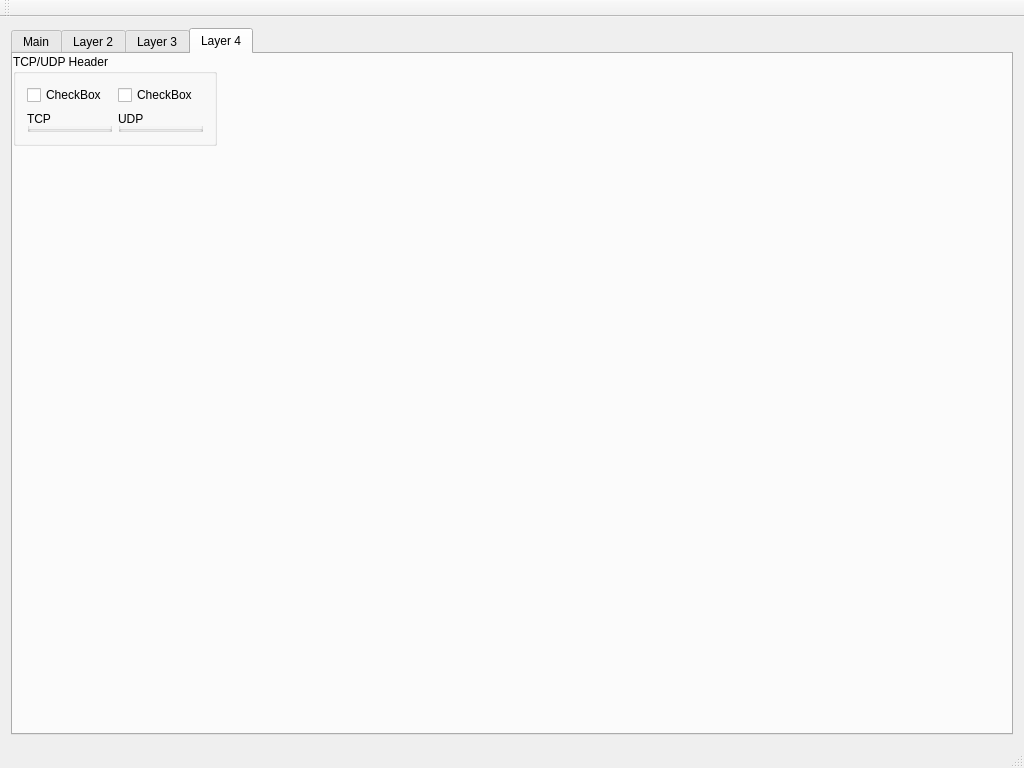
This is qt/packet-generator/mainwindow.ui in emiliancyc/packet-generator as Qt 5 draws it before an edit. The edited form follows.
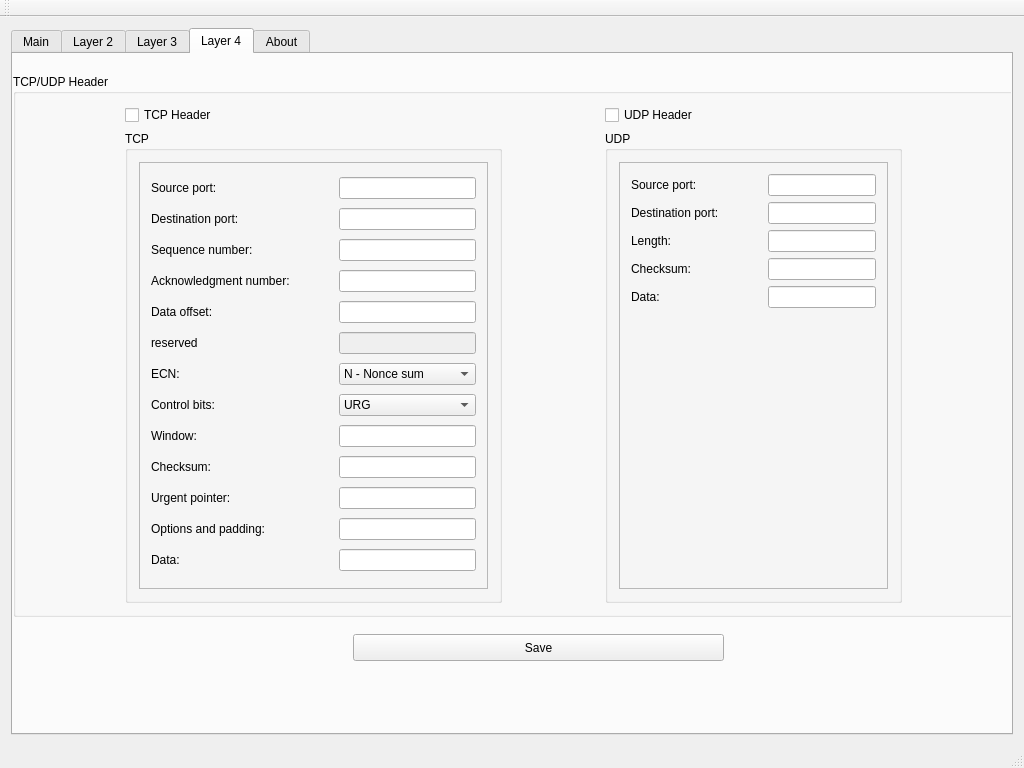
This is the edited form. The open tabs and pages were chosen to show the change.

Commit message: UDP and TCP tab modified, TCP class builded, methods still need to be implemented

The edit to the form file:
```diff
--- a/qt/packet-generator/mainwindow.ui
+++ b/qt/packet-generator/mainwindow.ui
@@ -1042,44 +1042,519 @@
         <property name="geometry">
          <rect>
           <x>0</x>
-          <y>0</y>
-          <width>204</width>
-          <height>92</height>
+          <y>20</y>
+          <width>1001</width>
+          <height>543</height>
          </rect>
         </property>
         <property name="title">
          <string>TCP/UDP Header</string>
         </property>
         <layout class="QGridLayout" name="gridLayout_3">
-         <item row="0" column="0">
-          <widget class="QCheckBox" name="checkBox">
-           <property name="text">
-            <string>CheckBox</string>
+         <item row="1" column="2">
+          <spacer name="horizontalSpacer_2">
+           <property name="orientation">
+            <enum>Qt::Horizontal</enum>
            </property>
-          </widget>
+           <property name="sizeHint" stdset="0">
+            <size>
+             <width>40</width>
+             <height>20</height>
+            </size>
+           </property>
+          </spacer>
          </item>
          <item row="1" column="0">
-          <widget class="QGroupBox" name="groupBox">
+          <spacer name="horizontalSpacer_4">
+           <property name="orientation">
+            <enum>Qt::Horizontal</enum>
+           </property>
+           <property name="sizeHint" stdset="0">
+            <size>
+             <width>40</width>
+             <height>20</height>
+            </size>
+           </property>
+          </spacer>
+         </item>
+         <item row="0" column="1">
+          <widget class="QCheckBox" name="TCP_checkbox">
+           <property name="text">
+            <string>TCP Header</string>
+           </property>
+          </widget>
+         </item>
+         <item row="0" column="3">
+          <widget class="QCheckBox" name="UDP_checkbox">
+           <property name="text">
+            <string>UDP Header</string>
+           </property>
+          </widget>
+         </item>
+         <item row="1" column="1">
+          <widget class="QGroupBox" name="TCP_groupBox">
            <property name="title">
             <string>TCP</string>
            </property>
+           <layout class="QGridLayout" name="gridLayout_5">
+            <item row="0" column="0">
+             <widget class="QFrame" name="tcp_frame">
+              <property name="frameShape">
+               <enum>QFrame::StyledPanel</enum>
+              </property>
+              <property name="frameShadow">
+               <enum>QFrame::Raised</enum>
+              </property>
+              <layout class="QGridLayout" name="gridLayout_7">
+               <item row="5" column="0">
+                <widget class="QLabel" name="tcp_reserved_label">
+                 <property name="text">
+                  <string>reserved</string>
+                 </property>
+                </widget>
+               </item>
+               <item row="3" column="0">
+                <widget class="QLabel" name="tcp_ack_num_label">
+                 <property name="text">
+                  <string>Acknowledgment number: </string>
+                 </property>
+                </widget>
+               </item>
+               <item row="2" column="2">
+                <widget class="QLineEdit" name="tcp_seq_num_lineEdit">
+                 <property name="inputMethodHints">
+                  <set>Qt::ImhDigitsOnly</set>
+                 </property>
+                 <property name="clearButtonEnabled">
+                  <bool>true</bool>
+                 </property>
+                </widget>
+               </item>
+               <item row="9" column="2">
+                <widget class="QLineEdit" name="tcp_checksum_lineEdit">
+                 <property name="readOnly">
+                  <bool>true</bool>
+                 </property>
+                 <property name="clearButtonEnabled">
+                  <bool>false</bool>
+                 </property>
+                </widget>
+               </item>
+               <item row="12" column="0">
+                <widget class="QLabel" name="tcp_data_label">
+                 <property name="text">
+                  <string>Data: </string>
+                 </property>
+                </widget>
+               </item>
+               <item row="5" column="2">
+                <widget class="QLineEdit" name="tcp_reserved_lineEdit">
+                 <property name="enabled">
+                  <bool>false</bool>
+                 </property>
+                 <property name="readOnly">
+                  <bool>true</bool>
+                 </property>
+                </widget>
+               </item>
+               <item row="0" column="1">
+                <spacer name="horizontalSpacer">
+                 <property name="orientation">
+                  <enum>Qt::Horizontal</enum>
+                 </property>
+                 <property name="sizeHint" stdset="0">
+                  <size>
+                   <width>40</width>
+                   <height>20</height>
+                  </size>
+                 </property>
+                </spacer>
+               </item>
+               <item row="8" column="0">
+                <widget class="QLabel" name="tcp_window_label">
+                 <property name="text">
+                  <string>Window: </string>
+                 </property>
+                </widget>
+               </item>
+               <item row="9" column="0">
+                <widget class="QLabel" name="tcp_checksum_label">
+                 <property name="text">
+                  <string>Checksum: </string>
+                 </property>
+                </widget>
+               </item>
+               <item row="10" column="2">
+                <widget class="QLineEdit" name="tcp_urgent_pointer_lineEdit">
+                 <property name="clearButtonEnabled">
+                  <bool>true</bool>
+                 </property>
+                </widget>
+               </item>
+               <item row="0" column="2">
+                <widget class="QLineEdit" name="tcp_src_port_lineEdit">
+                 <property name="inputMethodHints">
+                  <set>Qt::ImhDigitsOnly</set>
+                 </property>
+                 <property name="clearButtonEnabled">
+                  <bool>true</bool>
+                 </property>
+                </widget>
+               </item>
+               <item row="10" column="0">
+                <widget class="QLabel" name="tcp_urgent_pointer_label">
+                 <property name="text">
+                  <string>Urgent pointer:</string>
+                 </property>
+                </widget>
+               </item>
+               <item row="4" column="0">
+                <widget class="QLabel" name="tcp_data_offset_label">
+                 <property name="text">
+                  <string>Data offset: </string>
+                 </property>
+                </widget>
+               </item>
+               <item row="4" column="2">
+                <widget class="QLineEdit" name="tcp_data_offset_lineEdit">
+                 <property name="inputMethodHints">
+                  <set>Qt::ImhDigitsOnly</set>
+                 </property>
+                 <property name="clearButtonEnabled">
+                  <bool>true</bool>
+                 </property>
+                </widget>
+               </item>
+               <item row="0" column="0">
+                <widget class="QLabel" name="tcp_src_port_label">
+                 <property name="text">
+                  <string>Source port: </string>
+                 </property>
+                </widget>
+               </item>
+               <item row="2" column="0">
+                <widget class="QLabel" name="tcp_seq_num_label">
+                 <property name="text">
+                  <string>Sequence number:</string>
+                 </property>
+                </widget>
+               </item>
+               <item row="6" column="0">
+                <widget class="QLabel" name="tcp_ecn_label">
+                 <property name="text">
+                  <string>ECN: </string>
+                 </property>
+                </widget>
+               </item>
+               <item row="11" column="0">
+                <widget class="QLabel" name="tcp_options_label">
+                 <property name="text">
+                  <string>Options and padding: </string>
+                 </property>
+                </widget>
+               </item>
+               <item row="11" column="2">
+                <widget class="QLineEdit" name="tcp_options_lineEdit">
+                 <property name="clearButtonEnabled">
+                  <bool>true</bool>
+                 </property>
+                </widget>
+               </item>
+               <item row="3" column="2">
+                <widget class="QLineEdit" name="tcp_ack_num_lineEdit">
+                 <property name="inputMethodHints">
+                  <set>Qt::ImhDigitsOnly</set>
+                 </property>
+                 <property name="clearButtonEnabled">
+                  <bool>true</bool>
+                 </property>
+                </widget>
+               </item>
+               <item row="1" column="0">
+                <widget class="QLabel" name="tcp_dest_port_label">
+                 <property name="text">
+                  <string>Destination port: </string>
+                 </property>
+                </widget>
+               </item>
+               <item row="1" column="2">
+                <widget class="QLineEdit" name="tcp_dest_port_lineEdit">
+                 <property name="inputMethodHints">
+                  <set>Qt::ImhDigitsOnly</set>
+                 </property>
+                 <property name="clearButtonEnabled">
+                  <bool>true</bool>
+                 </property>
+                </widget>
+               </item>
+               <item row="7" column="0">
+                <widget class="QLabel" name="tcp_control_bits_label">
+                 <property name="text">
+                  <string>Control bits: </string>
+                 </property>
+                </widget>
+               </item>
+               <item row="8" column="2">
+                <widget class="QLineEdit" name="tcp_window_lineEdit">
+                 <property name="inputMethodHints">
+                  <set>Qt::ImhDigitsOnly</set>
+                 </property>
+                 <property name="clearButtonEnabled">
+                  <bool>true</bool>
+                 </property>
+                </widget>
+               </item>
+               <item row="12" column="2">
+                <widget class="QLineEdit" name="tcp_data_lineEdit">
+                 <property name="clearButtonEnabled">
+                  <bool>true</bool>
+                 </property>
+                </widget>
+               </item>
+               <item row="6" column="2">
+                <widget class="QComboBox" name="comboBox_tcp_ecn">
+                 <item>
+                  <property name="text">
+                   <string>N - Nonce sum</string>
+                  </property>
+                 </item>
+                 <item>
+                  <property name="text">
+                   <string>C - CWR</string>
+                  </property>
+                 </item>
+                 <item>
+                  <property name="text">
+                   <string>E - ECE, ECN-Echo</string>
+                  </property>
+                 </item>
+                </widget>
+               </item>
+               <item row="7" column="2">
+                <widget class="QComboBox" name="comboBox_tcp_control_bits">
+                 <item>
+                  <property name="text">
+                   <string>URG</string>
+                  </property>
+                 </item>
+                 <item>
+                  <property name="text">
+                   <string>ACK</string>
+                  </property>
+                 </item>
+                 <item>
+                  <property name="text">
+                   <string>PSH</string>
+                  </property>
+                 </item>
+                 <item>
+                  <property name="text">
+                   <string>RST</string>
+                  </property>
+                 </item>
+                 <item>
+                  <property name="text">
+                   <string>SYN</string>
+                  </property>
+                 </item>
+                 <item>
+                  <property name="text">
+                   <string>FIN</string>
+                  </property>
+                 </item>
+                </widget>
+               </item>
+              </layout>
+             </widget>
+            </item>
+           </layout>
           </widget>
          </item>
-         <item row="0" column="1">
-          <widget class="QCheckBox" name="checkBox_2">
-           <property name="text">
-            <string>CheckBox</string>
-           </property>
-          </widget>
-         </item>
-         <item row="1" column="1">
-          <widget class="QGroupBox" name="groupBox_2">
+         <item row="1" column="3">
+          <widget class="QGroupBox" name="UDP_groupBox">
            <property name="title">
             <string>UDP</string>
            </property>
+           <layout class="QGridLayout" name="gridLayout_6">
+            <item row="0" column="0">
+             <widget class="QFrame" name="frame_2">
+              <property name="frameShape">
+               <enum>QFrame::StyledPanel</enum>
+              </property>
+              <property name="frameShadow">
+               <enum>QFrame::Raised</enum>
+              </property>
+              <layout class="QGridLayout" name="gridLayout_8">
+               <item row="4" column="2">
+                <widget class="QLabel" name="udp_data_label">
+                 <property name="text">
+                  <string>Data: </string>
+                 </property>
+                </widget>
+               </item>
+               <item row="1" column="4">
+                <widget class="QLineEdit" name="udp_dest_port_lineEdit">
+                 <property name="inputMethodHints">
+                  <set>Qt::ImhDigitsOnly</set>
+                 </property>
+                 <property name="clearButtonEnabled">
+                  <bool>true</bool>
+                 </property>
+                </widget>
+               </item>
+               <item row="3" column="4">
+                <widget class="QLineEdit" name="udp_checksum_lineEdit">
+                 <property name="readOnly">
+                  <bool>true</bool>
+                 </property>
+                 <property name="clearButtonEnabled">
+                  <bool>false</bool>
+                 </property>
+                </widget>
+               </item>
+               <item row="2" column="4">
+                <widget class="QLineEdit" name="udp_length_lineEdit">
+                 <property name="inputMethodHints">
+                  <set>Qt::ImhDigitsOnly</set>
+                 </property>
+                 <property name="clearButtonEnabled">
+                  <bool>true</bool>
+                 </property>
+                </widget>
+               </item>
+               <item row="0" column="3">
+                <spacer name="horizontalSpacer_3">
+                 <property name="orientation">
+                  <enum>Qt::Horizontal</enum>
+                 </property>
+                 <property name="sizeHint" stdset="0">
+                  <size>
+                   <width>40</width>
+                   <height>20</height>
+                  </size>
+                 </property>
+                </spacer>
+               </item>
+               <item row="4" column="4">
+                <widget class="QLineEdit" name="udp_data_lineEdit">
+                 <property name="clearButtonEnabled">
+                  <bool>true</bool>
+                 </property>
+                </widget>
+               </item>
+               <item row="0" column="2">
+                <widget class="QLabel" name="udp_src_port_label">
+                 <property name="text">
+                  <string>Source port: </string>
+                 </property>
+                </widget>
+               </item>
+               <item row="0" column="4">
+                <widget class="QLineEdit" name="udp_src_port_lineEdit">
+                 <property name="inputMethodHints">
+                  <set>Qt::ImhDigitsOnly</set>
+                 </property>
+                 <property name="clearButtonEnabled">
+                  <bool>true</bool>
+                 </property>
+                </widget>
+               </item>
+               <item row="2" column="2">
+                <widget class="QLabel" name="udp_length_label">
+                 <property name="text">
+                  <string>Length: </string>
+                 </property>
+                </widget>
+               </item>
+               <item row="3" column="2">
+                <widget class="QLabel" name="udp_checksum_label">
+                 <property name="text">
+                  <string>Checksum: </string>
+                 </property>
+                </widget>
+               </item>
+               <item row="1" column="2">
+                <widget class="QLabel" name="udp_dest_port_label">
+                 <property name="text">
+                  <string>Destination port: </string>
+                 </property>
+                </widget>
+               </item>
+               <item row="5" column="4">
+                <spacer name="verticalSpacer">
+                 <property name="orientation">
+                  <enum>Qt::Vertical</enum>
+                 </property>
+                 <property name="sizeHint" stdset="0">
+                  <size>
+                   <width>20</width>
+                   <height>40</height>
+                  </size>
+                 </property>
+                </spacer>
+               </item>
+              </layout>
+             </widget>
+            </item>
+           </layout>
           </widget>
          </item>
+         <item row="1" column="4">
+          <spacer name="horizontalSpacer_5">
+           <property name="orientation">
+            <enum>Qt::Horizontal</enum>
+           </property>
+           <property name="sizeHint" stdset="0">
+            <size>
+             <width>40</width>
+             <height>20</height>
+            </size>
+           </property>
+          </spacer>
+         </item>
         </layout>
+       </widget>
+       <widget class="QPushButton" name="save_pushButton">
+        <property name="geometry">
+         <rect>
+          <x>340</x>
+          <y>580</y>
+          <width>371</width>
+          <height>27</height>
+         </rect>
+        </property>
+        <property name="text">
+         <string>Save</string>
+        </property>
+       </widget>
+      </widget>
+      <widget class="QWidget" name="About">
+       <attribute name="title">
+        <string>About</string>
+       </attribute>
+       <widget class="QGroupBox" name="groupBox">
+        <property name="geometry">
+         <rect>
+          <x>10</x>
+          <y>10</y>
+          <width>601</width>
+          <height>361</height>
+         </rect>
+        </property>
+        <property name="title">
+         <string>About...</string>
+        </property>
+        <layout class="QGridLayout" name="gridLayout_9"/>
+       </widget>
+       <widget class="QCalendarWidget" name="calendarWidget">
+        <property name="geometry">
+         <rect>
+          <x>640</x>
+          <y>20</y>
+          <width>336</width>
+          <height>179</height>
+         </rect>
+        </property>
        </widget>
       </widget>
      </widget>
```
Left out of the diff: 304 changed lines with no effect on the pictures. The commit also changes 9 other files.
